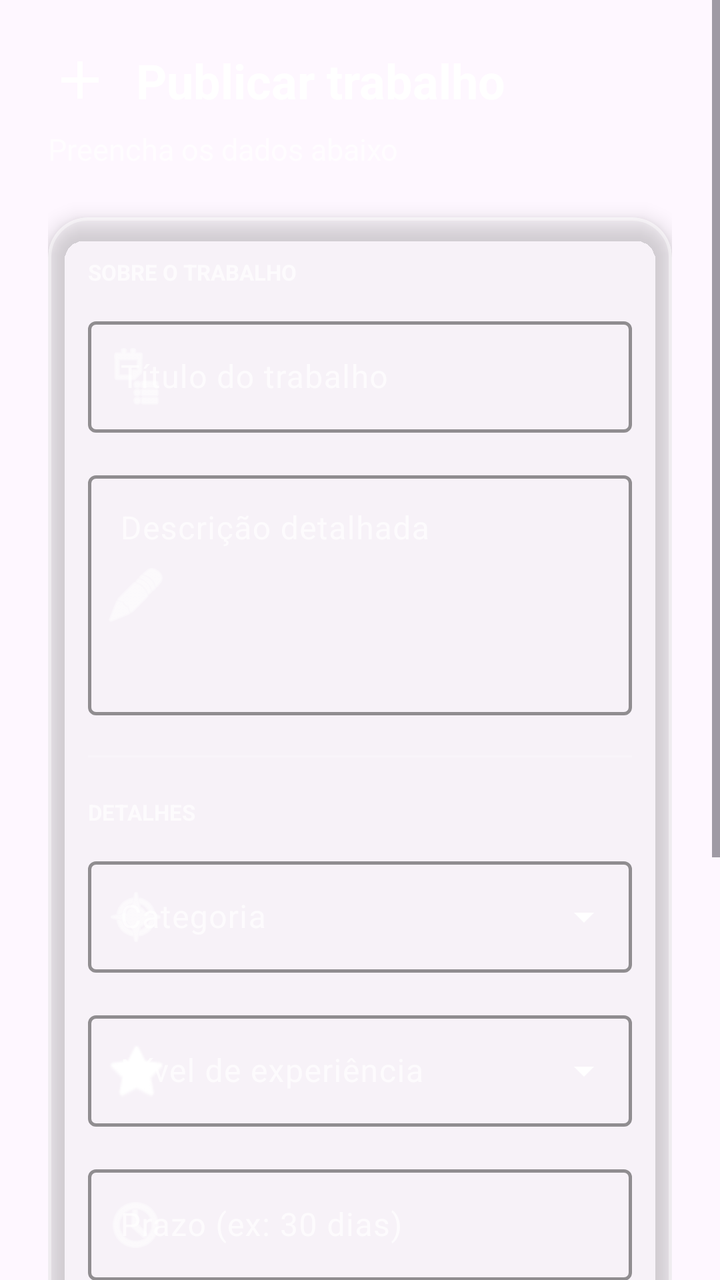
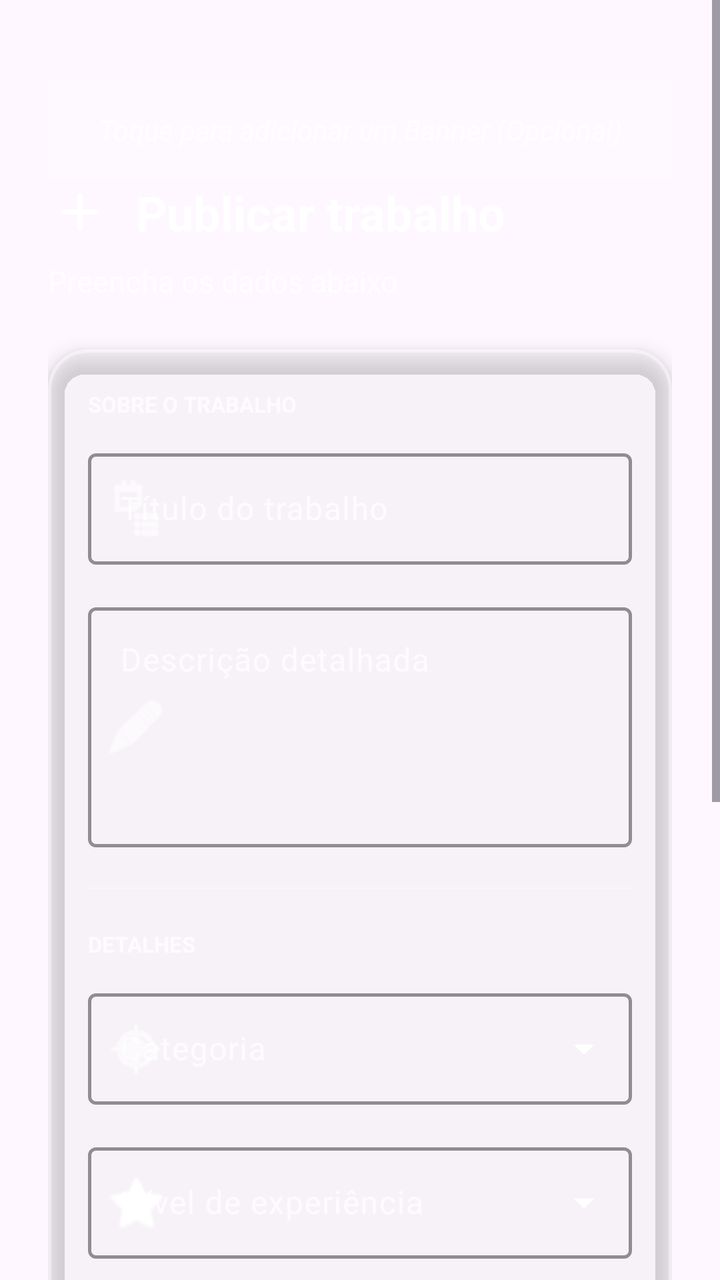

Screens rendered from an Android XML layout before and after an edit, with the pre-edit source and the edit as a unified diff.
<!-- AndroidManifest.xml: application theme Theme.PlataformaRemota -->
<!-- res/layout/fragment_publish.xml -->
<?xml version="1.0" encoding="utf-8"?>
<ScrollView xmlns:android="http://schemas.android.com/apk/res/android"
    xmlns:app="http://schemas.android.com/apk/res-auto"
    xmlns:tools="http://schemas.android.com/tools"
    android:layout_width="match_parent"
    android:layout_height="match_parent"
    android:fillViewport="true">

    <LinearLayout
        android:layout_width="match_parent"
        android:layout_height="wrap_content"
        android:orientation="vertical"
        android:padding="24dp">

        <LinearLayout
            android:id="@+id/layoutHeaderPublicar"
            android:layout_width="match_parent"
            android:layout_height="wrap_content"
            android:gravity="center_vertical"
            android:orientation="horizontal"
            android:layout_marginBottom="8dp">

            <ImageView
                android:layout_width="32dp"
                android:layout_height="32dp"
                android:layout_marginEnd="12dp"
                android:src="@drawable/ic_add"
                app:tint="@color/white" />

            <TextView
                android:layout_width="0dp"
                android:layout_height="wrap_content"
                android:layout_weight="1"
                android:text="@string/publicar_titulo"
                android:textColor="@color/white"
                android:textSize="24sp"
                android:textStyle="bold" />
        </LinearLayout>

        <TextView
            android:layout_width="match_parent"
            android:layout_height="wrap_content"
            android:text="@string/publicar_subtitulo"
            android:textColor="#B3FFFFFF"
            android:textSize="15sp"
            android:layout_marginBottom="24dp" />

        <com.google.android.material.card.MaterialCardView
            android:layout_width="match_parent"
            android:layout_height="wrap_content"
            android:layout_marginBottom="20dp"
            app:cardBackgroundColor="#33FFFFFF"
            app:cardCornerRadius="20dp"
            app:cardElevation="6dp"
            app:strokeWidth="1.5dp"
            app:strokeColor="#66FFFFFF">

            <LinearLayout
                android:layout_width="match_parent"
                android:layout_height="wrap_content"
                android:orientation="vertical"
                android:padding="20dp">

                <TextView
                    android:layout_width="wrap_content"
                    android:layout_height="wrap_content"
                    android:layout_marginBottom="12dp"
                    android:text="@string/publicar_secao_sobre"
                    android:textColor="#B3FFFFFF"
                    android:textSize="11sp"
                    android:textStyle="bold" />

                <com.google.android.material.textfield.TextInputLayout
                    style="@style/Widget.Material3.TextInputLayout.OutlinedBox"
                    android:layout_width="match_parent"
                    android:layout_height="wrap_content"
                    android:layout_marginBottom="16dp"
                    android:hint="@string/publicar_hint_titulo"
                    android:textColorHint="#B3FFFFFF"
                    app:boxStrokeColor="@color/white"
                    app:boxStrokeWidth="1.5dp"
                    app:boxBackgroundColor="@android:color/transparent"
                    app:hintTextColor="@color/white"
                    app:startIconDrawable="@android:drawable/ic_menu_agenda"
                    app:startIconTint="@color/white">

                    <com.google.android.material.textfield.TextInputEditText
                        android:id="@+id/edtTitulo"
                        android:layout_width="match_parent"
                        android:layout_height="wrap_content"
                        android:inputType="text"
                        android:textColor="@color/white" />
                </com.google.android.material.textfield.TextInputLayout>

                <com.google.android.material.textfield.TextInputLayout
                    style="@style/Widget.Material3.TextInputLayout.OutlinedBox"
                    android:layout_width="match_parent"
                    android:layout_height="wrap_content"
                    android:layout_marginBottom="20dp"
                    android:hint="@string/publicar_hint_descricao"
                    android:textColorHint="#B3FFFFFF"
                    app:boxStrokeColor="@color/white"
                    app:boxStrokeWidth="1.5dp"
                    app:boxBackgroundColor="@android:color/transparent"
                    app:hintTextColor="@color/white"
                    app:startIconDrawable="@android:drawable/ic_menu_edit"
                    app:startIconTint="@color/white">

                    <com.google.android.material.textfield.TextInputEditText
                        android:id="@+id/edtDescricao"
                        android:layout_width="match_parent"
                        android:layout_height="120dp"
                        android:gravity="top"
                        android:inputType="textMultiLine"
                        android:textColor="@color/white" />
                </com.google.android.material.textfield.TextInputLayout>

                <View
                    android:layout_width="match_parent"
                    android:layout_height="1dp"
                    android:layout_marginBottom="20dp"
                    android:background="#33FFFFFF" />

                <TextView
                    android:layout_width="wrap_content"
                    android:layout_height="wrap_content"
                    android:layout_marginBottom="12dp"
                    android:text="@string/publicar_secao_detalhes"
                    android:textColor="#B3FFFFFF"
                    android:textSize="11sp"
                    android:textStyle="bold" />

                <com.google.android.material.textfield.TextInputLayout
                    style="@style/Widget.Material3.TextInputLayout.OutlinedBox.ExposedDropdownMenu"
                    android:layout_width="match_parent"
                    android:layout_height="wrap_content"
                    android:layout_marginBottom="16dp"
                    android:hint="@string/publicar_hint_categoria"
                    android:textColorHint="#B3FFFFFF"
                    app:boxStrokeColor="@color/white"
                    app:boxStrokeWidth="1.5dp"
                    app:boxBackgroundColor="@android:color/transparent"
                    app:hintTextColor="@color/white"
                    app:startIconDrawable="@android:drawable/ic_menu_compass"
                    app:startIconTint="@color/white"
                    app:endIconTint="@color/white">

                    <AutoCompleteTextView
                        android:id="@+id/edtCategoria"
                        android:layout_width="match_parent"
                        android:layout_height="wrap_content"
                        android:inputType="none"
                        android:textColor="@color/white" />
                </com.google.android.material.textfield.TextInputLayout>

                <com.google.android.material.textfield.TextInputLayout
                    style="@style/Widget.Material3.TextInputLayout.OutlinedBox.ExposedDropdownMenu"
                    android:layout_width="match_parent"
                    android:layout_height="wrap_content"
                    android:layout_marginBottom="16dp"
                    android:hint="@string/publicar_hint_nivel"
                    android:textColorHint="#B3FFFFFF"
                    app:boxStrokeColor="@color/white"
                    app:boxStrokeWidth="1.5dp"
                    app:boxBackgroundColor="@android:color/transparent"
                    app:hintTextColor="@color/white"
                    app:startIconDrawable="@android:drawable/btn_star_big_on"
                    app:startIconTint="@color/white"
                    app:endIconTint="@color/white">

                    <AutoCompleteTextView
                        android:id="@+id/edtNivel"
                        android:layout_width="match_parent"
                        android:layout_height="wrap_content"
                        android:inputType="text"
                        android:completionThreshold="0"
                        android:textColor="@color/white" />
                </com.google.android.material.textfield.TextInputLayout>

                <com.google.android.material.textfield.TextInputLayout
                    style="@style/Widget.Material3.TextInputLayout.OutlinedBox"
                    android:layout_width="match_parent"
                    android:layout_height="wrap_content"
                    android:layout_marginBottom="20dp"
                    android:hint="@string/publicar_hint_prazo"
                    android:textColorHint="#B3FFFFFF"
                    app:boxStrokeColor="@color/white"
                    app:boxStrokeWidth="1.5dp"
                    app:boxBackgroundColor="@android:color/transparent"
                    app:hintTextColor="@color/white"
                    app:startIconDrawable="@android:drawable/ic_menu_recent_history"
                    app:startIconTint="@color/white">

                    <com.google.android.material.textfield.TextInputEditText
                        android:id="@+id/edtPrazo"
                        android:layout_width="match_parent"
                        android:layout_height="wrap_content"
                        android:inputType="text"
                        android:textColor="@color/white" />
                </com.google.android.material.textfield.TextInputLayout>

                <View
                    android:layout_width="match_parent"
                    android:layout_height="1dp"
                    android:layout_marginBottom="20dp"
                    android:background="#33FFFFFF" />

                <TextView
                    android:id="@+id/txtSecaoVisibilidade"
                    android:layout_width="wrap_content"
                    android:layout_height="wrap_content"
                    android:layout_marginBottom="12dp"
                    android:text="@string/publicar_secao_visibilidade"
                    android:textColor="#B3FFFFFF"
                    android:textSize="11sp"
                    android:textStyle="bold" />

                <com.google.android.material.textfield.TextInputLayout
                    android:id="@+id/tilPublicarComo"
                    style="@style/Widget.Material3.TextInputLayout.OutlinedBox.ExposedDropdownMenu"
                    android:layout_width="match_parent"
                    android:layout_height="wrap_content"
                    android:layout_marginBottom="12dp"
                    android:hint="@string/publicar_hint_como"
                    android:textColorHint="#B3FFFFFF"
                    app:boxStrokeColor="@color/white"
                    app:boxStrokeWidth="1.5dp"
                    app:boxBackgroundColor="@android:color/transparent"
                    app:hintTextColor="@color/white"
                    app:startIconDrawable="@android:drawable/ic_menu_myplaces"
                    app:startIconTint="@color/white"
                    app:endIconTint="@color/white">

                    <AutoCompleteTextView
                        android:id="@+id/edtPublicarComo"
                        android:layout_width="match_parent"
                        android:layout_height="wrap_content"
                        android:inputType="none"
                        android:textColor="@color/white" />
                </com.google.android.material.textfield.TextInputLayout>

                <LinearLayout
                    android:id="@+id/layoutInfoVisibilidade"
                    android:layout_width="match_parent"
                    android:layout_height="wrap_content"
                    android:background="#1A0D226B"
                    android:orientation="horizontal"
                    android:padding="12dp"
                    android:gravity="center_vertical">

                    <ImageView
                        android:id="@+id/imgIconeVisibilidade"
                        android:layout_width="20dp"
                        android:layout_height="20dp"
                        android:layout_marginEnd="10dp"
                        android:src="@android:drawable/ic_menu_info_details"
                        app:tint="#B3FFFFFF" />

                    <TextView
                        android:id="@+id/txtInfoVisibilidade"
                        android:layout_width="0dp"
                        android:layout_height="wrap_content"
                        android:layout_weight="1"
                        android:text="@string/publicar_info_publico"
                        android:textColor="#B3FFFFFF"
                        android:textSize="12sp" />
                </LinearLayout>
            </LinearLayout>
        </com.google.android.material.card.MaterialCardView>

        <com.google.android.material.button.MaterialButton
            android:id="@+id/btnPublicar"
            android:layout_width="match_parent"
            android:layout_height="56dp"
            android:backgroundTint="#0D226B"
            android:text="@string/publicar_btn"
            android:textColor="@color/white"
            android:textSize="16sp"
            android:textStyle="bold"
            app:cornerRadius="28dp"
            app:elevation="4dp"
            app:icon="@drawable/ic_add"
            app:iconGravity="textStart"
            app:iconPadding="8dp"
            app:iconTint="@color/white" />

    </LinearLayout>
</ScrollView>
<!-- resources referenced by this layout -->
<resources>
  <color name="white">#FFFFFFFF</color>
  <!-- drawable ic_add (drawable) -->
  <vector xmlns:android="http://schemas.android.com/apk/res/android" android:height="24dp" android:tint="#000000" android:viewportHeight="960" android:viewportWidth="960" android:width="24dp">
        
      <path android:fillColor="@android:color/white" android:pathData="M440,520L200,520L200,440L440,440L440,200L520,200L520,440L760,440L760,520L520,520L520,760L440,760L440,520Z"/>
      
  </vector>
  <string name="publicar_btn">PUBLICAR TRABALHO</string>
  <string name="publicar_hint_categoria">Categoria</string>
  <string name="publicar_hint_como">Publicar como</string>
  <string name="publicar_hint_descricao">Descrição detalhada</string>
  <string name="publicar_hint_nivel">Nível de experiência</string>
  <string name="publicar_hint_prazo">Prazo (ex: 30 dias)</string>
  <string name="publicar_hint_titulo">Título do trabalho</string>
  <string name="publicar_info_publico">Trabalho público: qualquer pessoa pode ver e se candidatar.</string>
  <string name="publicar_secao_detalhes">DETALHES</string>
  <string name="publicar_secao_sobre">SOBRE O TRABALHO</string>
  <string name="publicar_secao_visibilidade">VISIBILIDADE</string>
  <string name="publicar_subtitulo">Preencha os dados abaixo</string>
  <string name="publicar_titulo">Publicar trabalho</string>
  <style name="Theme.PlataformaRemota" parent="Base.Theme.PlataformaRemota" />
  <style name="Base.Theme.PlataformaRemota" parent="Theme.Material3.DayNight.NoActionBar">
          <item name="android:windowAnimationStyle">@style/ActivityAnimation</item>
          <item name="android:fontFamily">sans-serif</item>
          <item name="fontFamily">sans-serif</item>
      </style>
  <style name="ActivityAnimation" parent="@android:style/Animation.Activity">
          <item name="android:activityOpenEnterAnimation">@anim/slide_in_right</item>
          <item name="android:activityOpenExitAnimation">@anim/slide_out_left</item>
          <item name="android:activityCloseEnterAnimation">@anim/slide_in_left</item>
          <item name="android:activityCloseExitAnimation">@anim/slide_out_right</item>
      </style>
</resources>

<!-- the commit's change to res/layout/fragment_publish.xml (unified diff, before → after) -->
@@ -11,6 +11,17 @@
         android:layout_height="wrap_content"
         android:orientation="vertical"
         android:padding="24dp">
+
+        <TextView
+            android:layout_width="match_parent"
+            android:layout_height="50dp"
+            android:layout_marginTop="16dp"
+            android:background="#33FFFFFF"
+            android:gravity="center"
+            android:text="Toque para adicionar um Banner (Opcional)"
+            android:textColor="#B3FFFFFF"
+            android:textStyle="italic"
+            android:id="@+id/btnAddBanner" />
 
         <LinearLayout
             android:id="@+id/layoutHeaderPublicar"
